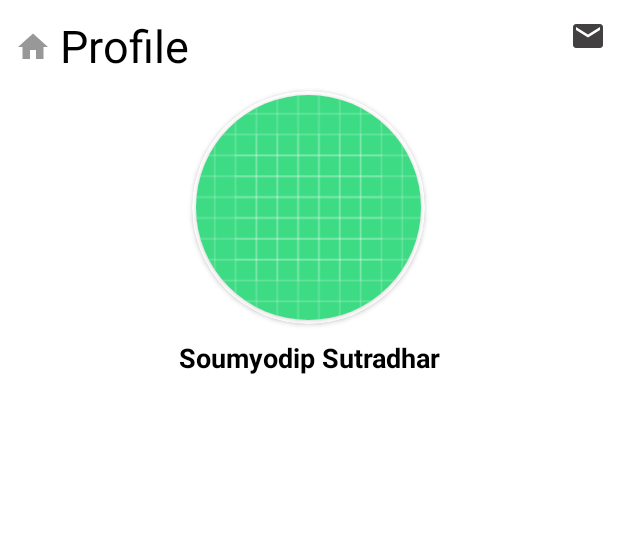
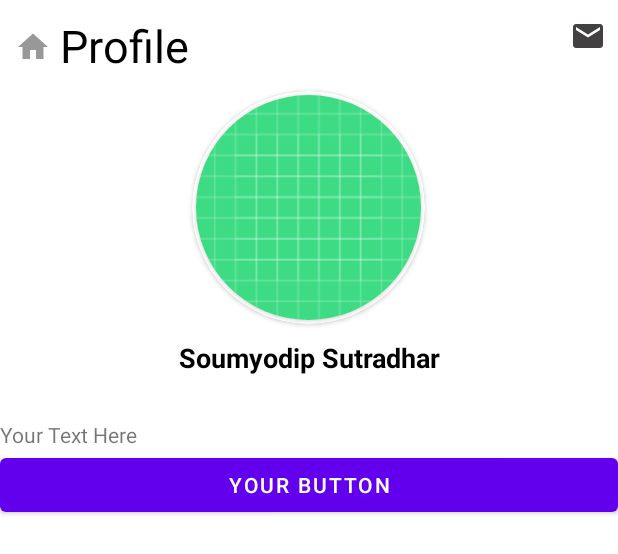
Before and after one commit to Samsand-5/RozirotiAssignment, an Android app: the layout profile.xml on its own in the app's theme, with its tools: preview values and no code run, on a phone screen of 412 x 824 dp. Shown: the top 554 px of the screen. Run offline under Robolectric (Android 15) with nearby library versions, the phone set to English and light mode, and no system bars.

Commit message:
designing the scroll view with layouts

```diff
--- a/app/src/main/res/layout/profile.xml
+++ b/app/src/main/res/layout/profile.xml
@@ -6,6 +6,7 @@
 
 
     <LinearLayout
+        android:id="@+id/Linear"
         android:layout_width="match_parent"
         android:layout_height="280dp"
         android:orientation="vertical"
@@ -81,19 +82,38 @@
             android:gravity="center"
             android:layout_marginTop="10dp"/>
 
-
     </LinearLayout>
 
-    <ScrollView
+    <RelativeLayout
+        android:id="@+id/relativeLayout"
         android:layout_width="match_parent"
         android:layout_height="wrap_content"
+        android:orientation="vertical"
         app:layout_constraintEnd_toEndOf="parent"
         app:layout_constraintStart_toStartOf="parent"
-        app:layout_constraintTop_toTopOf="parent">
+        app:layout_constraintTop_toBottomOf="@+id/Linear">
+
+        <ScrollView
+            android:layout_width="match_parent"
+            android:layout_height="wrap_content">
+
+            <LinearLayout
+                android:layout_width="match_parent"
+                android:layout_height="wrap_content"
+                android:orientation="vertical">
+
+                <TextView
+                    android:layout_width="match_parent"
+                    android:layout_height="wrap_content"
+                    android:text="Your Text Here" />
+
+                <Button
+                    android:layout_width="match_parent"
+                    android:layout_height="wrap_content"
+                    android:text="Your Button" />
 
 
-
-    </ScrollView>
-
-
+            </LinearLayout>
+        </ScrollView>
+    </RelativeLayout>
 </androidx.constraintlayout.widget.ConstraintLayout>
```
